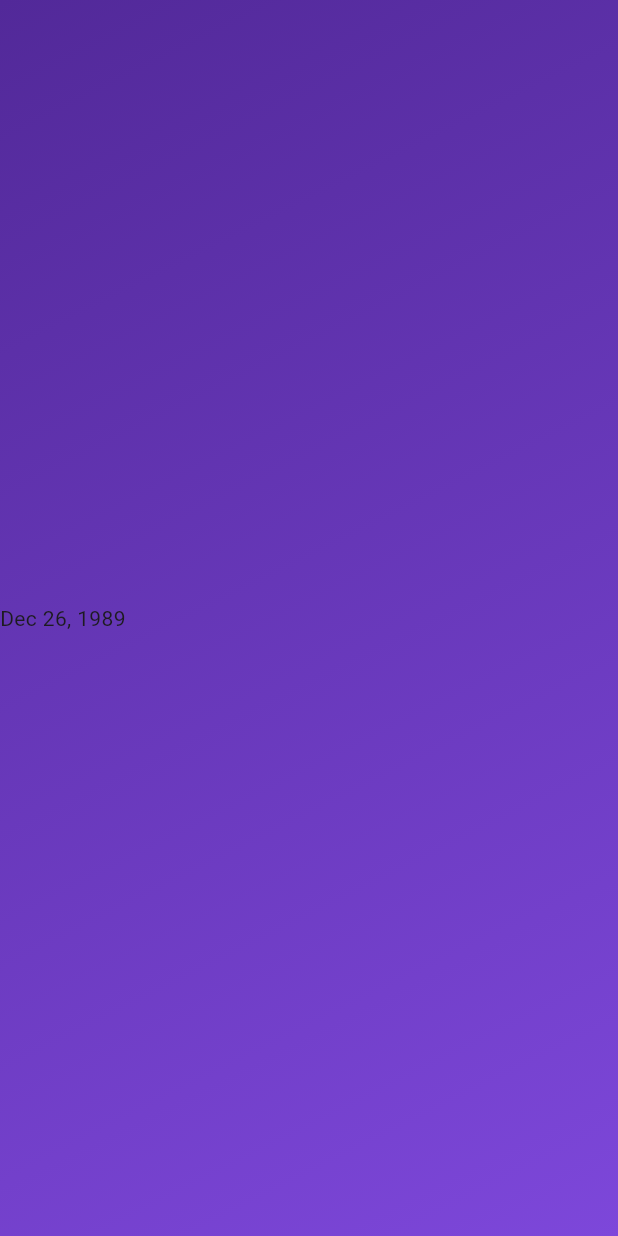
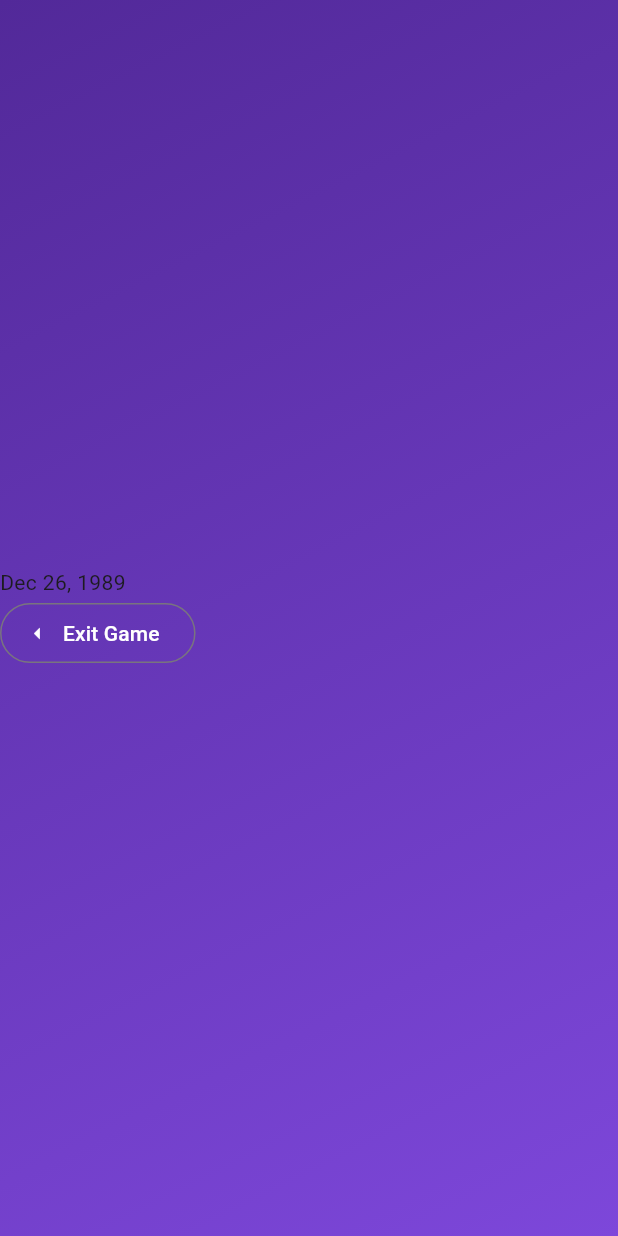
Before and after one commit to ybot1122/movie-mogul-tycoon, a Flutter app: the screen it shows after launch, after a tap on "Start Game!", on a phone screen of 412 x 824 dp. Run offline on Flutter 3.47's test engine with Material 3 defaults, Android fonts, the phone set to English and light mode, and no system bars.

Commit message:
Exit game

```diff
--- a/project/movie_mogul_tycoon/lib/game_screen.dart
+++ b/project/movie_mogul_tycoon/lib/game_screen.dart
@@ -2,7 +2,9 @@ import 'package:flutter/material.dart';
 import 'package:movie_mogul_tycoon/model/game_brain.dart';
 
 class GameScreen extends StatefulWidget {
-  const GameScreen({super.key});
+  const GameScreen({super.key, required this.exitGame});
+
+  final void Function() exitGame;
 
   @override
   State<GameScreen> createState() {
@@ -21,6 +23,11 @@ class _GameScreenState extends State<GameScreen> {
     });
   }
 
+  exitGame() {
+    gb.end();
+    widget.exitGame();
+  }
+
   @override
   void initState() {
     super.initState();
@@ -35,8 +42,20 @@ class _GameScreenState extends State<GameScreen> {
         mainAxisSize: MainAxisSize.min,
         children: [
           Row(
-            children: [Text(currentDay)],
-          )
+            children: [
+              Text(currentDay),
+            ],
+          ),
+          Row(children: [
+            OutlinedButton.icon(
+              onPressed: exitGame,
+              style: OutlinedButton.styleFrom(
+                foregroundColor: Colors.white,
+              ),
+              icon: const Icon(Icons.arrow_left),
+              label: const Text("Exit Game"),
+            )
+          ])
         ],
       ),
     );
--- a/project/movie_mogul_tycoon/lib/main.dart
+++ b/project/movie_mogul_tycoon/lib/main.dart
@@ -40,7 +40,7 @@ class _ScreenManagerState extends State<_ScreenManager> {
   Widget build(BuildContext context) {
     final screenWidget = activeScreen == 'start-screen'
         ? StartScreen(switchScreen)
-        : const GameScreen();
+        : GameScreen(exitGame: switchScreen);
 
     return MaterialApp(
       home: Scaffold(
--- a/project/movie_mogul_tycoon/lib/model/game_brain.dart
+++ b/project/movie_mogul_tycoon/lib/model/game_brain.dart
@@ -1,5 +1,6 @@
 import 'dart:async';
 
+const oneSecond = Duration(seconds: 1);
 const months = <String>[
   'Jan',
   'Feb',
@@ -17,14 +18,21 @@ const months = <String>[
 
 class GameBrain {
   final startDate = DateTime.utc(1989, DateTime.december, 25);
+
+  Timer? gameClock;
   int currentTick = 0;
 
-  // Only call this method once at start of the game
+  // Call once at start of game
   start(updateCb) {
-    Timer.periodic(const Duration(seconds: 1), (timer) {
+    gameClock = Timer.periodic(oneSecond, (timer) {
       currentTick += 1;
       updateCb();
     });
+  }
+
+  // Call once to end the game
+  end() {
+    gameClock?.cancel();
   }
 
   getCurrentDay() {
```
